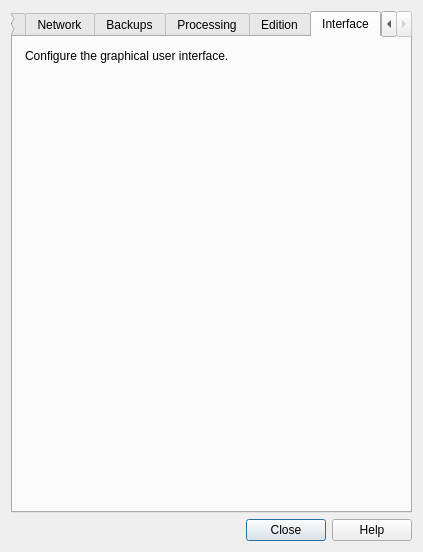
Before: the Qt Designer form designer/preferences.ui in lovac42/anki, drawn with Qt 5.
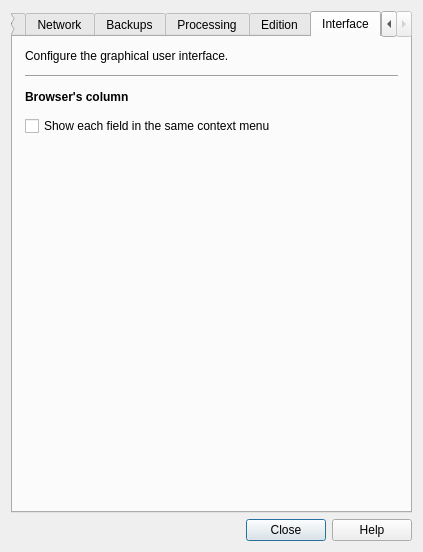
After: the same form once the commit is applied. The open tabs and pages were chosen to show the change.

Commit message: Show a column by field in browser

Patch:
```diff
--- a/designer/preferences.ui
+++ b/designer/preferences.ui
@@ -587,6 +587,27 @@
           </property>
          </widget>
         </item>
+       <item>
+        <widget class="Line" name="line">
+         <property name="orientation">
+          <enum>Qt::Horizontal</enum>
+         </property>
+        </widget>
+       </item>
+       <item>
+        <widget class="QLabel" name="label_5">
+         <property name="text">
+          <string>&lt;h4&gt;Browser's column&lt;/h4&gt;</string>
+         </property>
+        </widget>
+       </item>
+       <item>
+        <widget class="QCheckBox" name="fieldsTogether">
+         <property name="text">
+          <string>Show each field in the same context menu</string>
+         </property>
+        </widget>
+       </item>
         <item>
          <spacer name="verticalSpacer_6">
           <property name="orientation">
```
Left out of the diff: 2 changed lines with no effect on the pictures. Lines whose indentation alone changed are shown as unchanged. The commit also changes 3 other files.
